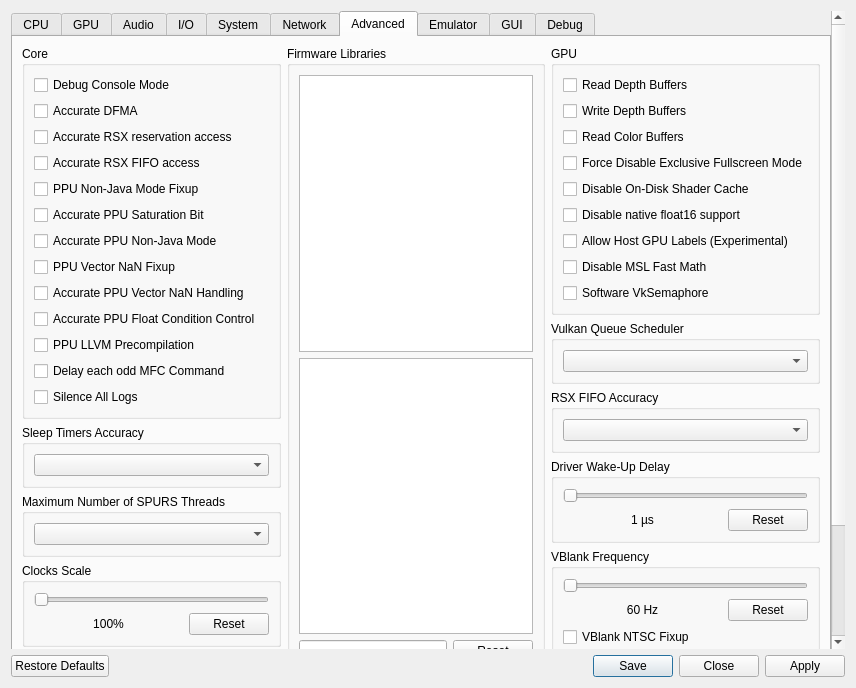
Qt form rpcs3/rpcs3qt/settings_dialog.ui (RPCS3/rpcs3) before a commit.
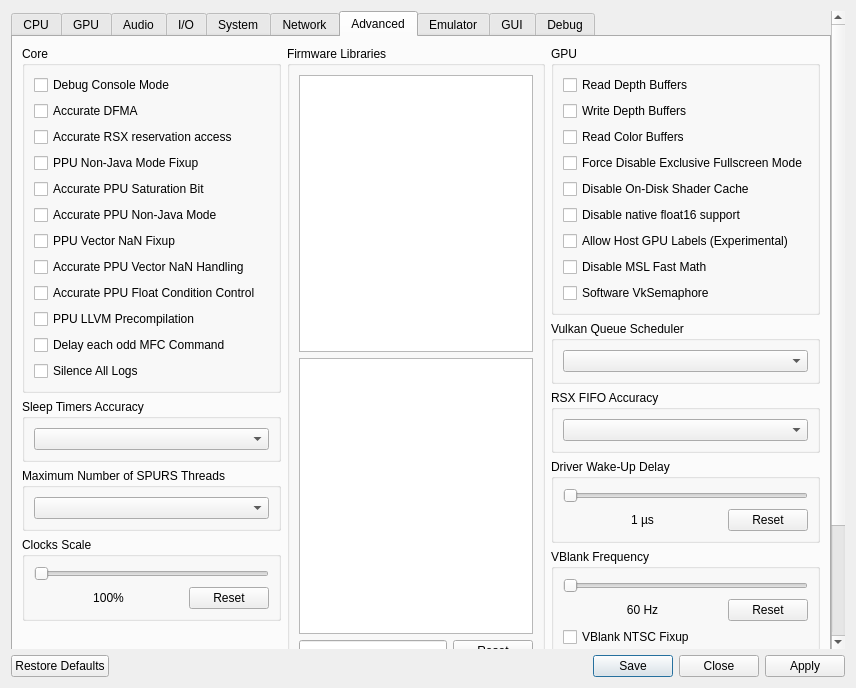
The same form after that commit. The open tabs and pages were chosen to show the change. Icons and pictures are not drawn.

Patch:
```diff
--- a/rpcs3/rpcs3qt/settings_dialog.ui
+++ b/rpcs3/rpcs3qt/settings_dialog.ui
@@ -2182,13 +2182,6 @@
                  </property>
                 </widget>
                </item>
-               <item>
-                <widget class="QCheckBox" name="accurateFIFOAccess">
-                 <property name="text">
-                  <string>Accurate RSX FIFO access</string>
-                 </property>
-                </widget>
-               </item>
                <item>
                 <widget class="QCheckBox" name="ppuNJFixup">
                  <property name="text">
```
